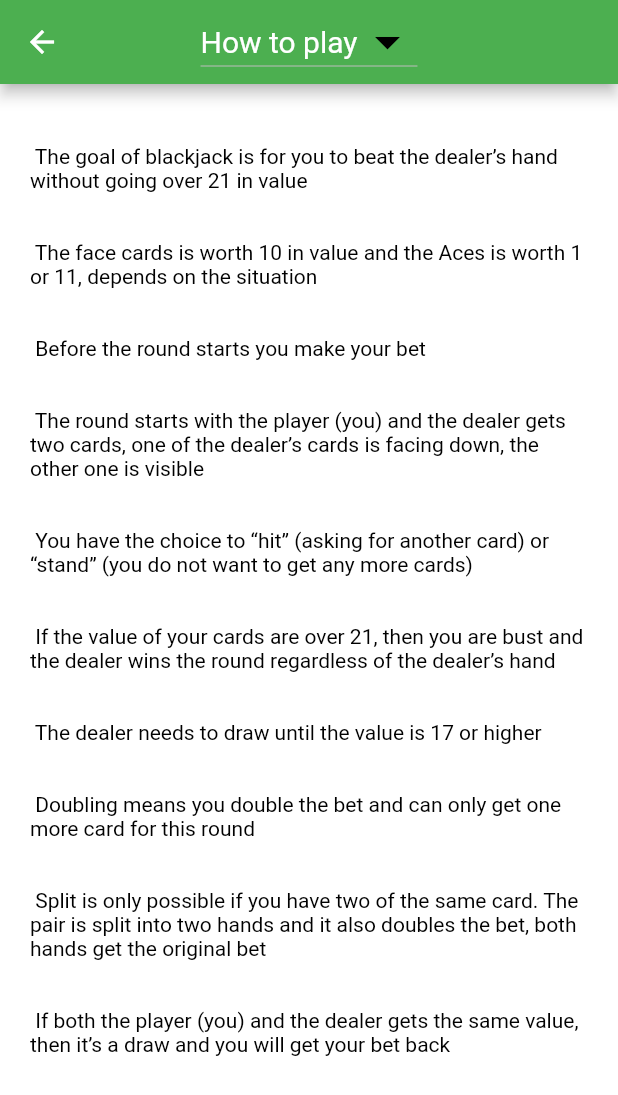
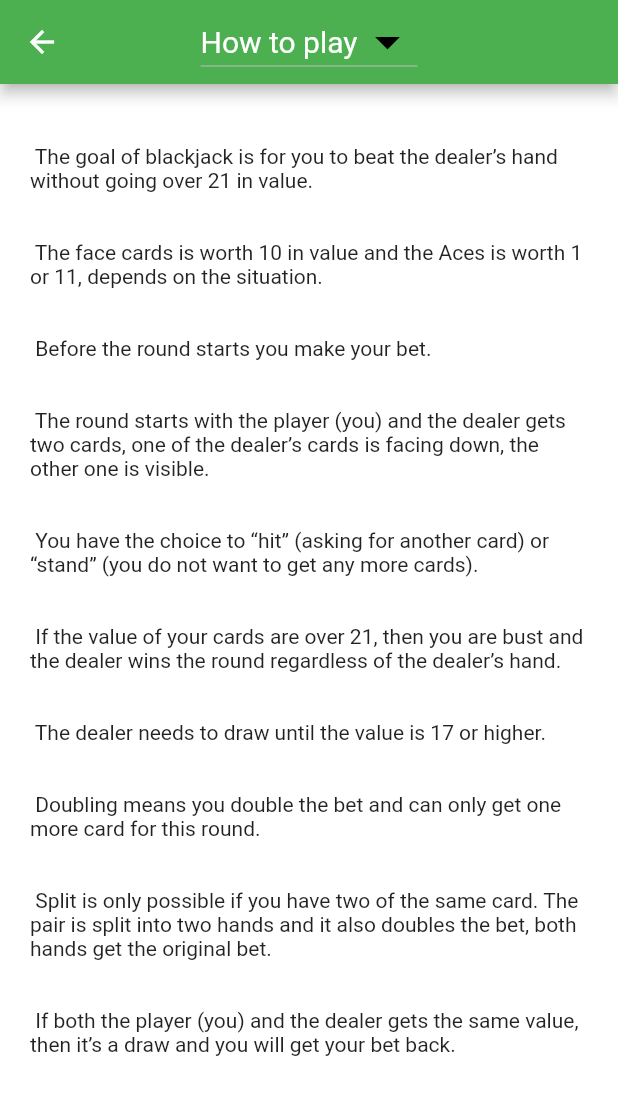
Before and after one commit to gu-tig169-ht21/Projektgrupp8, a Flutter app: the HelpPage screen opened directly, on a phone screen of 412 x 824 dp. Shown: the top 1095 px of the screen. Run offline on Flutter 3.47's test engine with Material 2 defaults, Android fonts, the phone set to English and light mode, and no system bars; our stand-ins replace charts_flutter, cloud_firestore, firebase_auth, firebase_core; missing offline and left inert: playing_cards; accounts and stored records are empty.

Commit message:
how to play rubrik o punkter

```diff
--- a/lib/how_to_play.dart
+++ b/lib/how_to_play.dart
@@ -33,7 +33,6 @@ class _HelpPageState extends State<HelpPage> {
         appBar: AppBar(
           //appbar med en dropdownbutton
           title: DropdownButton(
-            dropdownColor: Colors.black,
             iconSize: 40,
             iconEnabledColor: Colors.black,
             style: const TextStyle(fontSize: 20),
--- a/lib/rules.dart
+++ b/lib/rules.dart
@@ -8,42 +8,13 @@ class RuleText {
   Widget returnRules(String chosenRules) {
     if (chosenRules == 'How to play') {
       return const Text(
-          ' The goal of blackjack is for you to beat the dealer’s hand without going over 21 in value \n \n \n The face cards is worth 10 in value and the Aces is worth 1 or 11, depends on the situation \n \n \n Before the round starts you make your bet \n \n \n The round starts with the player (you) and the dealer gets two cards, one of the dealer’s cards is facing down, the other one is visible \n \n \n You have the choice to “hit” (asking for another card) or “stand” (you do not want to get any more cards) \n \n \n If the value of your cards are over 21, then you are bust and the dealer wins the round regardless of the dealer’s hand \n \n \n The dealer needs to draw until the value is 17 or higher \n \n \n Doubling means you double the bet and can only get one more card for this round \n \n \n Split is only possible if you have two of the same card. The pair is split into two hands and it also doubles the bet, both hands get the original bet \n \n \n If both the player (you) and the dealer gets the same value, then it’s a draw and you will get your bet back \n \n \n');
+          ' The goal of blackjack is for you to beat the dealer’s hand without going over 21 in value. \n \n \n The face cards is worth 10 in value and the Aces is worth 1 or 11, depends on the situation. \n \n \n Before the round starts you make your bet. \n \n \n The round starts with the player (you) and the dealer gets two cards, one of the dealer’s cards is facing down, the other one is visible. \n \n \n You have the choice to “hit” (asking for another card) or “stand” (you do not want to get any more cards). \n \n \n If the value of your cards are over 21, then you are bust and the dealer wins the round regardless of the dealer’s hand. \n \n \n The dealer needs to draw until the value is 17 or higher. \n \n \n Doubling means you double the bet and can only get one more card for this round. \n \n \n Split is only possible if you have two of the same card. The pair is split into two hands and it also doubles the bet, both hands get the original bet. \n \n \n If both the player (you) and the dealer gets the same value, then it’s a draw and you will get your bet back. \n \n \n');
     } else if (chosenRules == 'Card values') {
       return _valueCards();
     } else {
       return const Text('');
     }
   }
-
-//TODO:FIXA TILL KORT LISTAN
-// Widget valueCards() {
-//   return ListView(
-//     children: [
-//       SizedBox(
-//         height: 140,
-//         width: 100,
-//         child: Column(
-//           children: [
-//             PlayingCardView(card: PlayingCard(Suit.hearts, CardValue.ace)),
-//             PlayingCardView(card: PlayingCard(Suit.hearts, CardValue.king)),
-//             PlayingCardView(card: PlayingCard(Suit.hearts, CardValue.queen)),
-//             PlayingCardView(card: PlayingCard(Suit.hearts, CardValue.jack)),
-//             PlayingCardView(card: PlayingCard(Suit.hearts, CardValue.ten)),
-//             PlayingCardView(card: PlayingCard(Suit.hearts, CardValue.nine)),
-//             PlayingCardView(card: PlayingCard(Suit.hearts, CardValue.eight)),
-//             PlayingCardView(card: PlayingCard(Suit.hearts, CardValue.seven)),
-//             PlayingCardView(card: PlayingCard(Suit.hearts, CardValue.six)),
-//             PlayingCardView(card: PlayingCard(Suit.hearts, CardValue.five)),
-//             PlayingCardView(card: PlayingCard(Suit.hearts, CardValue.four)),
-//             PlayingCardView(card: PlayingCard(Suit.hearts, CardValue.three)),
-//             PlayingCardView(card: PlayingCard(Suit.hearts, CardValue.two)),
-//           ],
-//         ),
-//       ),
-//     ],
-//   );
-// }
 
 //widget för att visa alla kort och dess värden
   Widget _valueCards() {
--- a/lib/theme.dart
+++ b/lib/theme.dart
@@ -5,13 +5,13 @@ import 'package:flutter/material.dart';
 class ThemeCustom {
   static ThemeData get StandardTheme {
     return ThemeData(
-      textTheme: const TextTheme(
-        bodyText1: TextStyle(),
-        bodyText2: TextStyle(),
-        headline6: TextStyle(),
-      ).apply(
-        bodyColor: Colors.black,
-      ),
+      // textTheme: const TextTheme(
+      //   bodyText1: TextStyle(),
+      //   bodyText2: TextStyle(),
+      //   headline6: TextStyle(),
+      // ).apply(
+      //   bodyColor: Colors.black,
+      // ),
       primaryColor: Colors.green.shade800,
       scaffoldBackgroundColor: Colors.white,
       elevatedButtonTheme: ElevatedButtonThemeData(
@@ -21,9 +21,7 @@ class ThemeCustom {
             borderRadius: BorderRadius.circular(20),
           ),
           primary: Colors.green[800],
-          textStyle: const TextStyle(
-            fontSize: 25,
-          ),
+          textStyle: const TextStyle(fontSize: 25),
         ),
       ),
       appBarTheme: const AppBarTheme(
```
